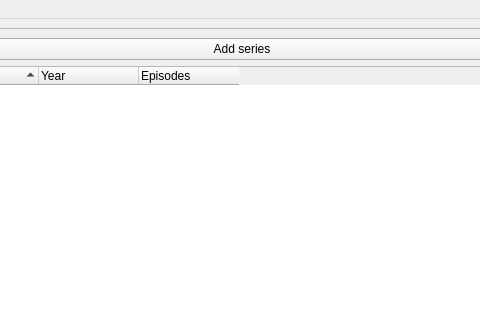
This is ui/main.ui in RealMihp/nekodesk as Qt 5 draws it before an edit; both pictures show x 715 to 1195 and y 0 to 320 of the 1280 by 720 pixel window. The edited form follows.
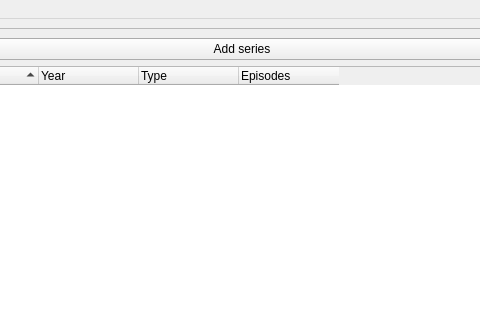
This is the edited form. Custom widgets are drawn as their Qt base class.

Diff of the .ui file:
```diff
--- a/ui/main.ui
+++ b/ui/main.ui
@@ -146,6 +146,11 @@
            <string>Year</string>
           </property>
          </column>
+         <column>
+          <property name="text">
+           <string>Type</string>
+          </property>
+         </column>
          <column>
           <property name="text">
            <string>Episodes</string>
```
